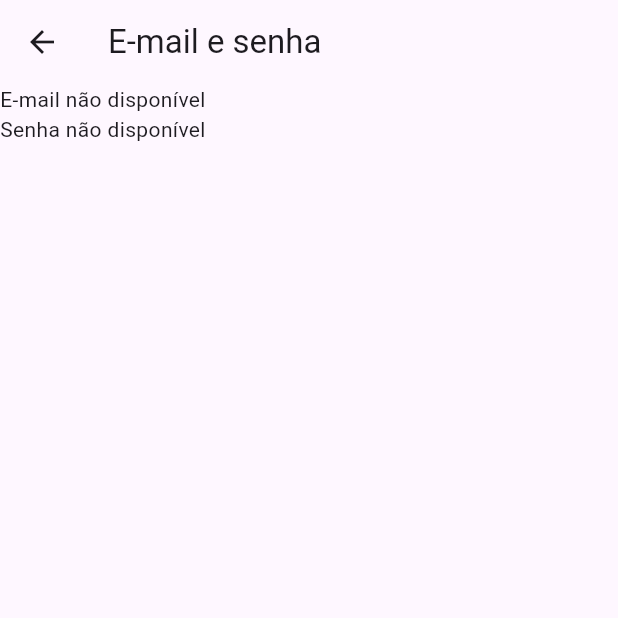
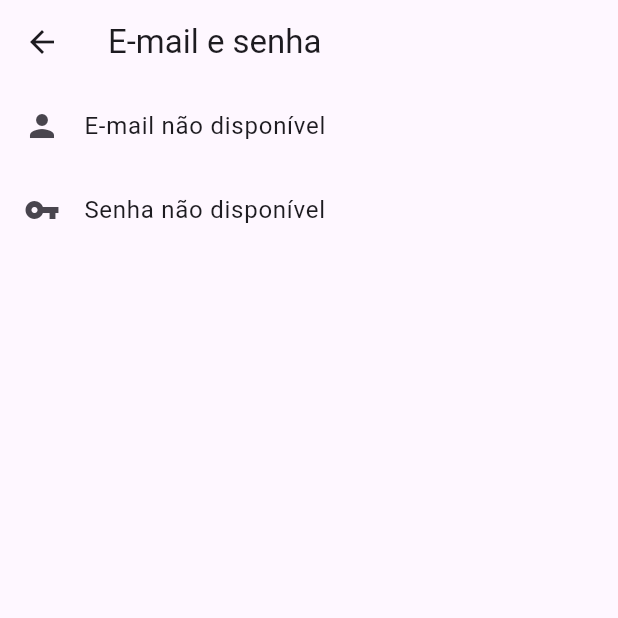
Before and after one commit to maitecr/mobile_pdm, a Flutter app: the DataScreen screen opened directly, on a phone screen of 412 x 824 dp, the top half of it. Run offline on Flutter 3.47's test engine with Material 3 defaults, Android fonts, the light colour scheme and no system bars.

Commit message:
adding icons

```diff
--- a/lib/main.dart
+++ b/lib/main.dart
@@ -113,7 +113,6 @@ class _SharedDataContainerState extends State<SharedDataContainer> {
   }
 }
 
-
 class SharedData extends InheritedWidget {
   final String? email;
   final String? senha;
@@ -134,8 +133,6 @@ class SharedData extends InheritedWidget {
     return oldWidget.email != email || oldWidget.senha != senha;
   }
 }
-
-
 
 class LoginScreen extends StatefulWidget {
 
@@ -166,6 +163,9 @@ class _LoginScreenState extends State<LoginScreen> {
               TextFormField(
                 controller: emailController,
                 decoration: InputDecoration(
+                  icon: Icon(
+                    Icons.person
+                  ),
                   hintText: 'Informe seu e-mail'
                 ),
                 validator: (value) {
@@ -178,6 +178,9 @@ class _LoginScreenState extends State<LoginScreen> {
                 controller: senhaController,
                 obscureText: true,
                 decoration: InputDecoration(
+                  icon: Icon(
+                    Icons.password
+                  ),
                   hintText: 'Informe sua senha'
                 ),
                 validator: (value) {
@@ -229,10 +232,10 @@ class DataScreen extends StatelessWidget {
   Widget build(BuildContext context) {
 
     final sharedData = SharedData.of(context);
-    print('email');
-    print(sharedData?.email);
-    print('senha');
-    print(sharedData?.senha);
+  //  print('email');
+  //  print(sharedData?.email);
+  //  print('senha');
+  //  print(sharedData?.senha);
 
     return Scaffold(
       appBar: AppBar(
@@ -241,8 +244,17 @@ class DataScreen extends StatelessWidget {
       body: Container(
         child: Column(
           children: <Widget>[
-            Text(sharedData?.email ?? 'E-mail não disponível'),
-            Text(sharedData?.senha ?? 'Senha não disponível')
+            ListTile(
+              leading: Icon(
+                Icons.person,
+              ),
+              title: Text(sharedData?.email ?? 'E-mail não disponível')
+            ),
+            ListTile(
+              leading: Icon(
+                Icons.vpn_key
+              ),
+              title: Text(sharedData?.senha ?? 'Senha não disponível'))
           ],
         ),
       ),
@@ -278,7 +290,11 @@ class _ChangePasswordScreenState extends State<ChangePasswordScreen> {
           child: Column(
             children: <Widget>[
               TextFormField(
+                obscureText: true,
                 decoration: InputDecoration(
+                  icon: Icon(
+                    Icons.password
+                  ),
                   hintText: 'Informe senha atual'
                 ),
                 validator: (String? value) {
@@ -292,7 +308,11 @@ class _ChangePasswordScreenState extends State<ChangePasswordScreen> {
 
               TextFormField(
                 controller: novaSenhaController,
+                obscureText: true,
                 decoration: InputDecoration(
+                  icon: Icon(
+                    Icons.vpn_key
+                  ),
                   hintText: 'Informe nova senha'
                 ),
                 validator: (value) {
@@ -310,7 +330,11 @@ class _ChangePasswordScreenState extends State<ChangePasswordScreen> {
                 },
               ),
               TextFormField(
+                obscureText: true,
                 decoration: InputDecoration(
+                  icon: Icon(
+                    Icons.vpn_key
+                  ),
                   hintText: 'Confirmar senha'
                 ),
                 validator: (String? value) {
```
